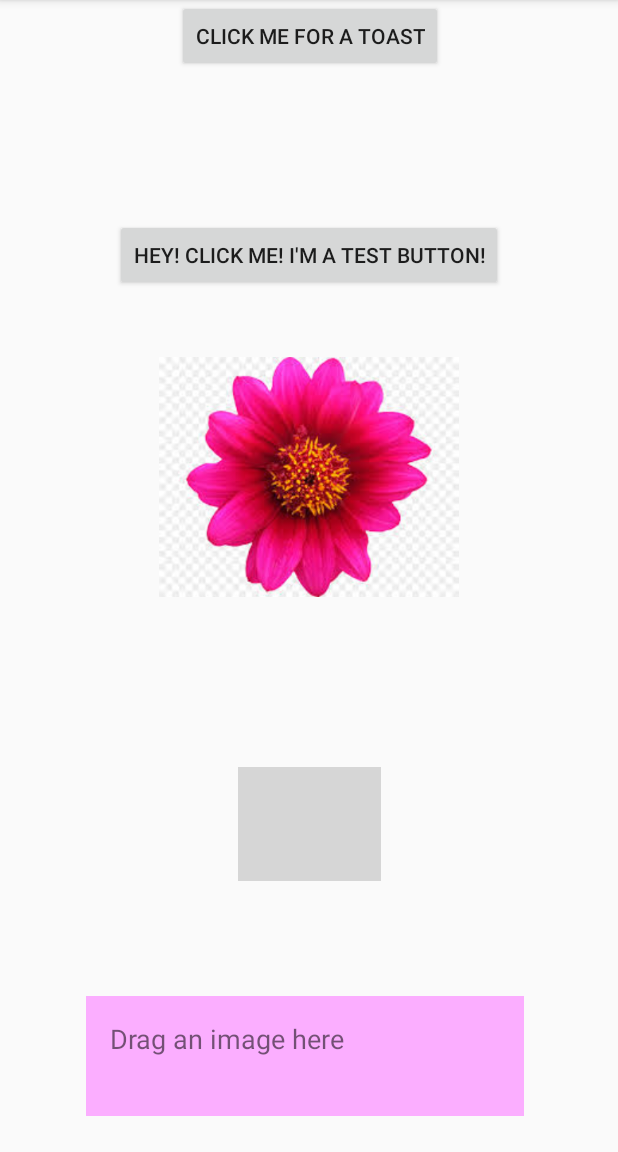
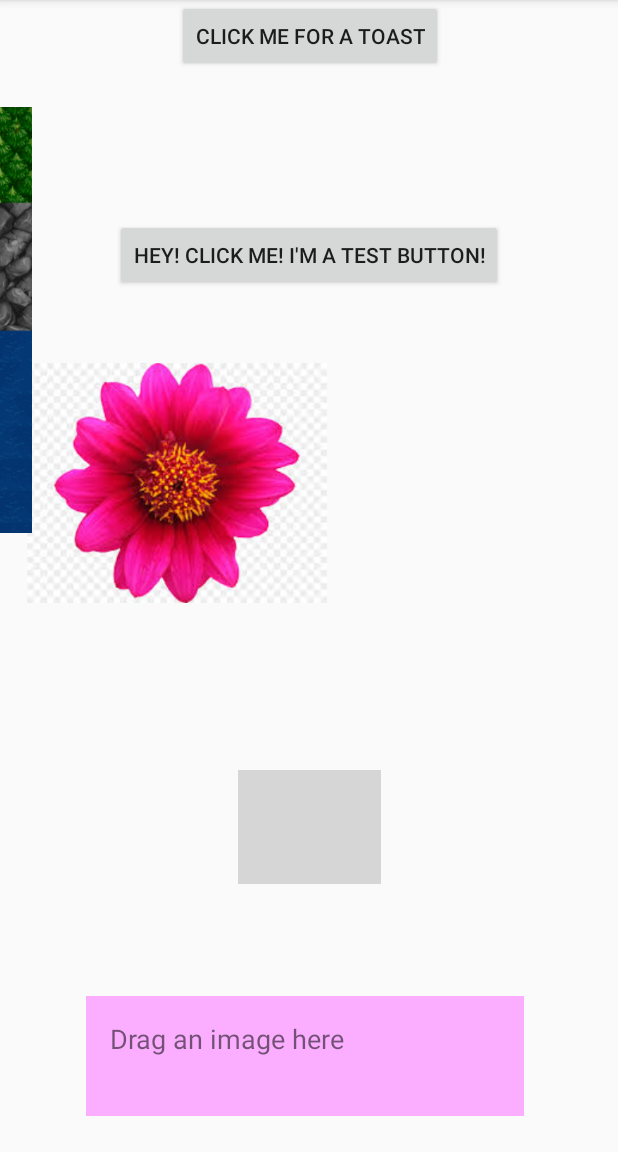
Before and after one commit to TranDNNguyen/Warcraft, an Android app: the screen it shows after launch (TestButtonActivity), on a phone screen of 412 x 824 dp, the part 84-1236 px from its top. Run offline under Robolectric (Android 15) with nearby library versions, the phone set to English and light mode, and no system bars; libraries missing offline, so code that uses them is left out: com.bogdwellers.pinchtozoom; 1 statement that could not run was skipped; grey boxes are pictures that could not be loaded.

Commit message:
Temp_Joon
Removable

```diff
--- a/SplashScreenDemo/app/src/main/java/com/example/andra/splashscreendemo/TestButtonActivity.java
+++ b/SplashScreenDemo/app/src/main/java/com/example/andra/splashscreendemo/TestButtonActivity.java
@@ -3,6 +3,8 @@ package com.example.andra.splashscreendemo;
 import android.content.ClipData;
 import android.content.Context;
 import android.content.Intent;
+import android.graphics.Bitmap;
+import android.graphics.BitmapFactory;
 import android.support.v7.app.AppCompatActivity;
 import android.os.Bundle;
 import android.view.DragEvent;
@@ -36,6 +38,21 @@ public class TestButtonActivity extends AppCompatActivity {
 
         ImageView imageView = (ImageView) findViewById(R.id.img2);
         imageView.setOnTouchListener(new ImageMatrixTouchHandler(imageView.getContext()));
+
+
+
+        ImageView mapTileView = (ImageView) findViewById(R.id.mapTileView);
+        Bitmap bitmapTerrain =  BitmapFactory.decodeResource(getResources(), R.drawable.terrain);
+
+        Bitmap bitmapTile = Bitmap.createBitmap(bitmapTerrain, 0,bitmapTerrain.getWidth()*20,bitmapTerrain.getWidth(),640);
+        mapTileView.setImageBitmap(bitmapTile);
+
+        Context context = getApplicationContext();
+        CharSequence text = "Terrain Map Width = " + bitmapTerrain.getWidth();
+        int duration = Toast.LENGTH_SHORT;
+
+        Toast toast = Toast.makeText(context, text, duration);
+        toast.show();
     }
 
     View.OnLongClickListener longClickListener = new View.OnLongClickListener() {
--- a/SplashScreenDemo/app/src/main/res/layout/activity_test_button.xml
+++ b/SplashScreenDemo/app/src/main/res/layout/activity_test_button.xml
@@ -52,9 +52,9 @@
         android:id="@+id/img2"
         android:layout_width="200dp"
         android:layout_height="200dp"
-        android:layout_marginTop="24dp"
+        android:layout_marginTop="28dp"
         app:layout_constraintEnd_toEndOf="parent"
-        app:layout_constraintHorizontal_bias="0.5"
+        app:layout_constraintHorizontal_bias="0.086"
         app:layout_constraintStart_toStartOf="parent"
         app:layout_constraintTop_toBottomOf="@+id/button"
         app:srcCompat="@drawable/flower" />
@@ -74,4 +74,12 @@
         app:layout_constraintHorizontal_bias="0.5"
         app:layout_constraintStart_toStartOf="parent" />
 
+    <ImageView
+        android:id="@+id/mapTileView"
+        android:layout_width="32px"
+        android:layout_height="640px"
+        app:srcCompat="@android:color/background_dark"
+        tools:layout_editor_absoluteX="281dp"
+        tools:layout_editor_absoluteY="221dp" />
+
 </android.support.constraint.ConstraintLayout>
--- a/SplashScreenDemo/app/src/main/res/values/strings.xml
+++ b/SplashScreenDemo/app/src/main/res/values/strings.xml
@@ -3,4 +3,5 @@
     <string name="button_text">Hey! Click me! I\'m a test button!</string>
     <string name="button_text_2">Click me for a toast</string>
     <string name="display_text">Hey! It works!</string>
+    <string name="terrain_src">image/Terrain.png</string>
 </resources>
```
Also changed, not shown: SplashScreenDemo/app/src/main/assets/Terrain.png (added), SplashScreenDemo/app/src/main/res/drawable/terrain.png (added).
